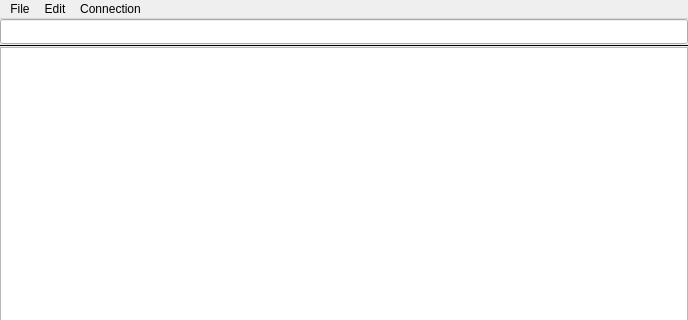
This is mainwindow.ui in digitallumens/dlterm as Qt 5 draws it before an edit; both pictures show x 0 to 688 and y 0 to 320 of the 688 by 557 pixel window. The edited form follows.
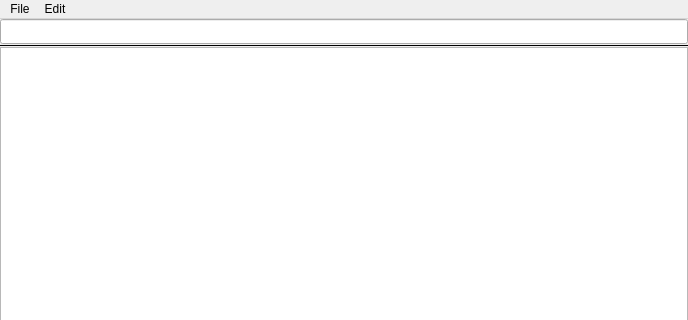
This is the edited form.

Commit message: about & preferences dialogs

What changed in the file:
```diff
--- a/mainwindow.ui
+++ b/mainwindow.ui
@@ -88,9 +88,9 @@
      <height>22</height>
     </rect>
    </property>
-   <widget class="QMenu" name="menuConnection">
+   <widget class="QMenu" name="menuFile">
     <property name="title">
-     <string>Connection</string>
+     <string>File</string>
     </property>
     <addaction name="actionUseFTDICable"/>
     <addaction name="actionUseTelegesisAdapter"/>
@@ -98,12 +98,6 @@
     <addaction name="actionConnect"/>
     <addaction name="actionDisconnect"/>
     <addaction name="separator"/>
-    <addaction name="actionConfigure"/>
-   </widget>
-   <widget class="QMenu" name="menuFile">
-    <property name="title">
-     <string>File</string>
-    </property>
     <addaction name="actionSave_Output_to_File"/>
    </widget>
    <widget class="QMenu" name="menuEdit">
@@ -116,7 +110,6 @@
    </widget>
    <addaction name="menuFile"/>
    <addaction name="menuEdit"/>
-   <addaction name="menuConnection"/>
   </widget>
   <action name="actionUseFTDICable">
    <property name="checkable">
```
Left out of the diff: 27 changed lines with no effect on the pictures. The commit also changes 7 other files.
